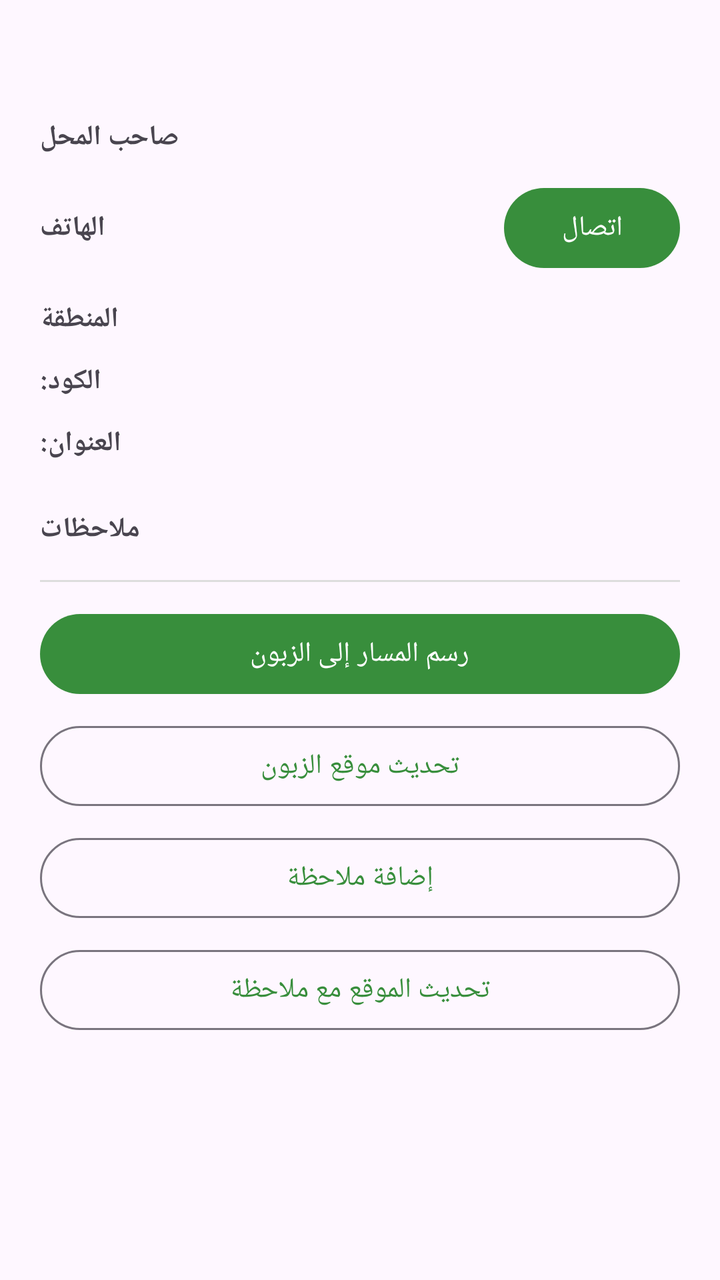
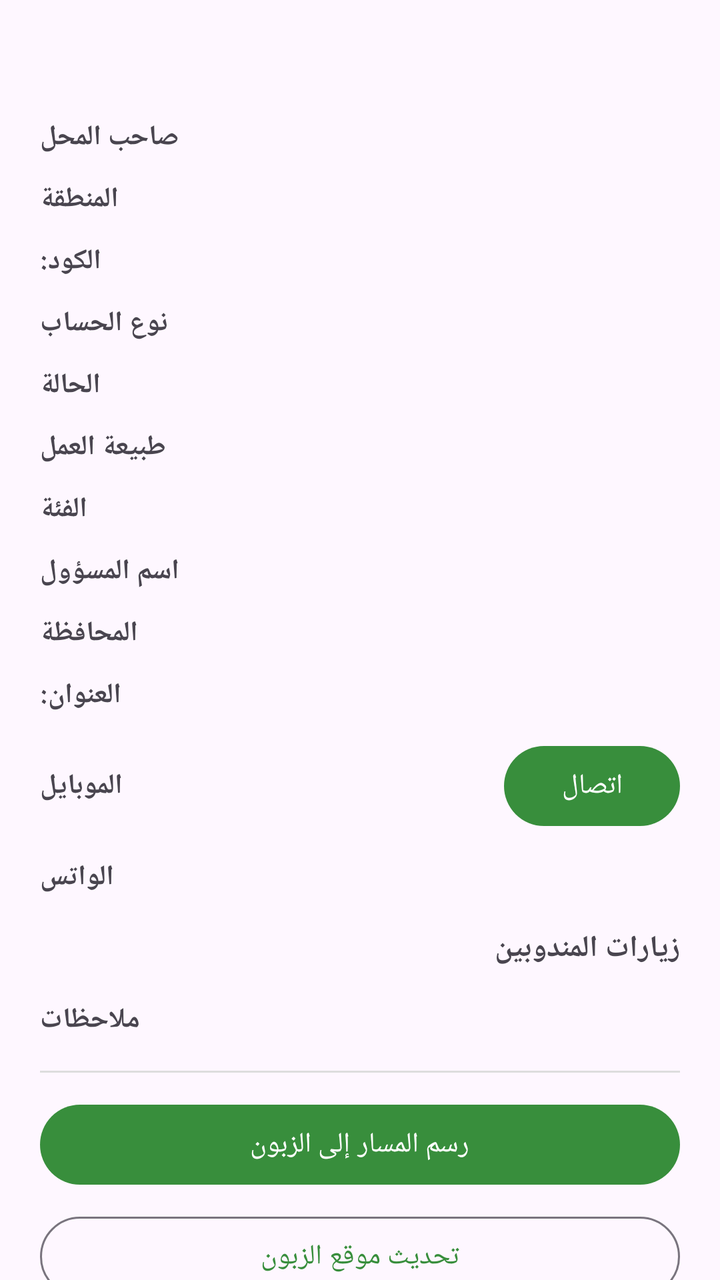

Compare the two renders of this Android layout. The source of the first and the diff that turns it into the second are given below.
<!-- AndroidManifest.xml: application theme Theme.RepGuide -->
<!-- res/layout/dialog_store.xml -->
<?xml version="1.0" encoding="utf-8"?>
<LinearLayout xmlns:android="http://schemas.android.com/apk/res/android"
    android:layout_width="match_parent"
    android:layout_height="wrap_content"
    android:orientation="vertical"
    android:padding="20dp">

    <TextView
        android:id="@+id/storeNameText"
        android:layout_width="match_parent"
        android:layout_height="wrap_content"
        android:textColor="?attr/colorPrimary"
        android:textSize="20sp"
        android:textStyle="bold" />

    <LinearLayout
        android:id="@+id/rowOwner"
        android:layout_width="match_parent"
        android:layout_height="wrap_content"
        android:layout_marginTop="12dp"
        android:orientation="horizontal">

        <TextView
            android:layout_width="wrap_content"
            android:layout_height="wrap_content"
            android:text="@string/owner_name"
            android:textStyle="bold" />

        <TextView
            android:id="@+id/ownerValue"
            android:layout_width="0dp"
            android:layout_height="wrap_content"
            android:layout_marginStart="8dp"
            android:layout_weight="1" />
    </LinearLayout>

    <LinearLayout
        android:id="@+id/rowPhone"
        android:layout_width="match_parent"
        android:layout_height="wrap_content"
        android:layout_marginTop="12dp"
        android:gravity="center_vertical"
        android:orientation="horizontal">

        <TextView
            android:layout_width="wrap_content"
            android:layout_height="wrap_content"
            android:text="@string/phone"
            android:textStyle="bold" />

        <TextView
            android:id="@+id/phoneValue"
            android:layout_width="0dp"
            android:layout_height="wrap_content"
            android:layout_marginStart="8dp"
            android:layout_weight="1" />

        <com.google.android.material.button.MaterialButton
            android:id="@+id/callButton"
            android:layout_width="wrap_content"
            android:layout_height="wrap_content"
            android:text="@string/call" />
    </LinearLayout>

    <LinearLayout
        android:id="@+id/rowRegion"
        android:layout_width="match_parent"
        android:layout_height="wrap_content"
        android:layout_marginTop="12dp"
        android:orientation="horizontal">

        <TextView
            android:layout_width="wrap_content"
            android:layout_height="wrap_content"
            android:text="@string/region"
            android:textStyle="bold" />

        <TextView
            android:id="@+id/regionValue"
            android:layout_width="0dp"
            android:layout_height="wrap_content"
            android:layout_marginStart="8dp"
            android:layout_weight="1" />
    </LinearLayout>

    <LinearLayout
        android:id="@+id/rowCode"
        android:layout_width="match_parent"
        android:layout_height="wrap_content"
        android:layout_marginTop="12dp"
        android:orientation="horizontal">

        <TextView
            android:layout_width="wrap_content"
            android:layout_height="wrap_content"
            android:text="@string/customer_code"
            android:textStyle="bold" />

        <TextView
            android:id="@+id/codeValue"
            android:layout_width="0dp"
            android:layout_height="wrap_content"
            android:layout_marginStart="8dp"
            android:layout_weight="1" />
    </LinearLayout>

    <LinearLayout
        android:id="@+id/rowAddress"
        android:layout_width="match_parent"
        android:layout_height="wrap_content"
        android:layout_marginTop="12dp"
        android:orientation="horizontal">

        <TextView
            android:layout_width="wrap_content"
            android:layout_height="wrap_content"
            android:text="@string/address"
            android:textStyle="bold" />

        <TextView
            android:id="@+id/addressValue"
            android:layout_width="0dp"
            android:layout_height="wrap_content"
            android:layout_marginStart="8dp"
            android:layout_weight="1" />
    </LinearLayout>

    <LinearLayout
        android:id="@+id/basketsContainer"
        android:layout_width="match_parent"
        android:layout_height="wrap_content"
        android:layout_marginTop="12dp"
        android:orientation="vertical" />

    <LinearLayout
        android:id="@+id/rowNotes"
        android:layout_width="match_parent"
        android:layout_height="wrap_content"
        android:layout_marginTop="12dp"
        android:orientation="horizontal">

        <TextView
            android:layout_width="wrap_content"
            android:layout_height="wrap_content"
            android:text="@string/notes"
            android:textStyle="bold" />

        <TextView
            android:id="@+id/notesValue"
            android:layout_width="0dp"
            android:layout_height="wrap_content"
            android:layout_marginStart="8dp"
            android:layout_weight="1" />
    </LinearLayout>

    <View
        android:layout_width="match_parent"
        android:layout_height="1dp"
        android:layout_marginTop="16dp"
        android:background="#DDDDDD" />

    <LinearLayout
        android:layout_width="match_parent"
        android:layout_height="wrap_content"
        android:layout_marginTop="12dp"
        android:orientation="vertical">

        <com.google.android.material.button.MaterialButton
            android:id="@+id/drawRouteButton"
            android:layout_width="match_parent"
            android:layout_height="wrap_content"
            android:text="@string/draw_route" />

        <com.google.android.material.button.MaterialButton
            android:id="@+id/updateLocationButton"
            style="@style/Widget.Material3.Button.OutlinedButton"
            android:layout_width="match_parent"
            android:layout_height="wrap_content"
            android:layout_marginTop="8dp"
            android:text="@string/update_location" />

        <com.google.android.material.button.MaterialButton
            android:id="@+id/addNoteButton"
            style="@style/Widget.Material3.Button.OutlinedButton"
            android:layout_width="match_parent"
            android:layout_height="wrap_content"
            android:layout_marginTop="8dp"
            android:text="@string/add_note" />

        <com.google.android.material.button.MaterialButton
            android:id="@+id/updateBothButton"
            style="@style/Widget.Material3.Button.OutlinedButton"
            android:layout_width="match_parent"
            android:layout_height="wrap_content"
            android:layout_marginTop="8dp"
            android:text="@string/update_location_with_note" />
    </LinearLayout>
</LinearLayout>
<!-- resources referenced by this layout -->
<resources>
  <string name="add_note">إضافة ملاحظة</string>
  <string name="address">العنوان:</string>
  <string name="call">اتصال</string>
  <string name="customer_code">الكود:</string>
  <string name="draw_route">رسم المسار إلى الزبون</string>
  <string name="notes">ملاحظات</string>
  <string name="owner_name">صاحب المحل</string>
  <string name="phone">الهاتف</string>
  <string name="region">المنطقة</string>
  <string name="update_location">تحديث موقع الزبون</string>
  <string name="update_location_with_note">تحديث الموقع مع ملاحظة</string>
  <style name="Theme.RepGuide" parent="Theme.Material3.DayNight.NoActionBar">
          <item name="colorPrimary">@color/green_700</item>
          <item name="colorOnPrimary">@color/white</item>
          <item name="colorPrimaryContainer">@color/green_900</item>
          <item name="colorSecondary">@color/amber_500</item>
      </style>
  <color name="green_700">#388E3C</color>
  <color name="white">#FFFFFF</color>
  <color name="green_900">#1B5E20</color>
  <color name="amber_500">#FFC107</color>
</resources>

<!-- the commit's change to res/layout/dialog_store.xml (unified diff, before → after) -->
@@ -1,198 +1,359 @@
 <?xml version="1.0" encoding="utf-8"?>
-<LinearLayout xmlns:android="http://schemas.android.com/apk/res/android"
+<androidx.core.widget.NestedScrollView xmlns:android="http://schemas.android.com/apk/res/android"
     android:layout_width="match_parent"
-    android:layout_height="wrap_content"
-    android:orientation="vertical"
-    android:padding="20dp">
-
-    <TextView
-        android:id="@+id/storeNameText"
-        android:layout_width="match_parent"
-        android:layout_height="wrap_content"
-        android:textColor="?attr/colorPrimary"
-        android:textSize="20sp"
-        android:textStyle="bold" />
-
-    <LinearLayout
-        android:id="@+id/rowOwner"
-        android:layout_width="match_parent"
-        android:layout_height="wrap_content"
-        android:layout_marginTop="12dp"
-        android:orientation="horizontal">
-
-        <TextView
-            android:layout_width="wrap_content"
-            android:layout_height="wrap_content"
-            android:text="@string/owner_name"
-            android:textStyle="bold" />
-
-        <TextView
-            android:id="@+id/ownerValue"
-            android:layout_width="0dp"
-            android:layout_height="wrap_content"
-            android:layout_marginStart="8dp"
-            android:layout_weight="1" />
-    </LinearLayout>
-
-    <LinearLayout
-        android:id="@+id/rowPhone"
-        android:layout_width="match_parent"
-        android:layout_height="wrap_content"
-        android:layout_marginTop="12dp"
-        android:gravity="center_vertical"
-        android:orientation="horizontal">
-
-        <TextView
-            android:layout_width="wrap_content"
-            android:layout_height="wrap_content"
-            android:text="@string/phone"
-            android:textStyle="bold" />
-
-        <TextView
-            android:id="@+id/phoneValue"
-            android:layout_width="0dp"
-            android:layout_height="wrap_content"
-            android:layout_marginStart="8dp"
-            android:layout_weight="1" />
-
-        <com.google.android.material.button.MaterialButton
-            android:id="@+id/callButton"
-            android:layout_width="wrap_content"
-            android:layout_height="wrap_content"
-            android:text="@string/call" />
-    </LinearLayout>
-
-    <LinearLayout
-        android:id="@+id/rowRegion"
-        android:layout_width="match_parent"
-        android:layout_height="wrap_content"
-        android:layout_marginTop="12dp"
-        android:orientation="horizontal">
-
-        <TextView
-            android:layout_width="wrap_content"
-            android:layout_height="wrap_content"
-            android:text="@string/region"
-            android:textStyle="bold" />
-
-        <TextView
-            android:id="@+id/regionValue"
-            android:layout_width="0dp"
-            android:layout_height="wrap_content"
-            android:layout_marginStart="8dp"
-            android:layout_weight="1" />
-    </LinearLayout>
-
-    <LinearLayout
-        android:id="@+id/rowCode"
-        android:layout_width="match_parent"
-        android:layout_height="wrap_content"
-        android:layout_marginTop="12dp"
-        android:orientation="horizontal">
-
-        <TextView
-            android:layout_width="wrap_content"
-            android:layout_height="wrap_content"
-            android:text="@string/customer_code"
-            android:textStyle="bold" />
-
-        <TextView
-            android:id="@+id/codeValue"
-            android:layout_width="0dp"
-            android:layout_height="wrap_content"
-            android:layout_marginStart="8dp"
-            android:layout_weight="1" />
-    </LinearLayout>
-
-    <LinearLayout
-        android:id="@+id/rowAddress"
-        android:layout_width="match_parent"
-        android:layout_height="wrap_content"
-        android:layout_marginTop="12dp"
-        android:orientation="horizontal">
-
-        <TextView
-            android:layout_width="wrap_content"
-            android:layout_height="wrap_content"
-            android:text="@string/address"
-            android:textStyle="bold" />
-
-        <TextView
-            android:id="@+id/addressValue"
-            android:layout_width="0dp"
-            android:layout_height="wrap_content"
-            android:layout_marginStart="8dp"
-            android:layout_weight="1" />
-    </LinearLayout>
-
-    <LinearLayout
-        android:id="@+id/basketsContainer"
-        android:layout_width="match_parent"
-        android:layout_height="wrap_content"
-        android:layout_marginTop="12dp"
-        android:orientation="vertical" />
-
-    <LinearLayout
-        android:id="@+id/rowNotes"
-        android:layout_width="match_parent"
-        android:layout_height="wrap_content"
-        android:layout_marginTop="12dp"
-        android:orientation="horizontal">
-
-        <TextView
-            android:layout_width="wrap_content"
-            android:layout_height="wrap_content"
-            android:text="@string/notes"
-            android:textStyle="bold" />
-
-        <TextView
-            android:id="@+id/notesValue"
-            android:layout_width="0dp"
-            android:layout_height="wrap_content"
-            android:layout_marginStart="8dp"
-            android:layout_weight="1" />
-    </LinearLayout>
-
-    <View
-        android:layout_width="match_parent"
-        android:layout_height="1dp"
-        android:layout_marginTop="16dp"
-        android:background="#DDDDDD" />
+    android:layout_height="wrap_content">
 
     <LinearLayout
         android:layout_width="match_parent"
         android:layout_height="wrap_content"
-        android:layout_marginTop="12dp"
-        android:orientation="vertical">
-
-        <com.google.android.material.button.MaterialButton
-            android:id="@+id/drawRouteButton"
-            android:layout_width="match_parent"
-            android:layout_height="wrap_content"
-            android:text="@string/draw_route" />
-
-        <com.google.android.material.button.MaterialButton
-            android:id="@+id/updateLocationButton"
-            style="@style/Widget.Material3.Button.OutlinedButton"
-            android:layout_width="match_parent"
-            android:layout_height="wrap_content"
-            android:layout_marginTop="8dp"
-            android:text="@string/update_location" />
-
-        <com.google.android.material.button.MaterialButton
-            android:id="@+id/addNoteButton"
-            style="@style/Widget.Material3.Button.OutlinedButton"
-            android:layout_width="match_parent"
-            android:layout_height="wrap_content"
-            android:layout_marginTop="8dp"
-            android:text="@string/add_note" />
-
-        <com.google.android.material.button.MaterialButton
-            android:id="@+id/updateBothButton"
-            style="@style/Widget.Material3.Button.OutlinedButton"
-            android:layout_width="match_parent"
-            android:layout_height="wrap_content"
-            android:layout_marginTop="8dp"
-            android:text="@string/update_location_with_note" />
+        android:orientation="vertical"
+        android:padding="20dp">
+
+        <TextView
+            android:id="@+id/storeNameText"
+            android:layout_width="match_parent"
+            android:layout_height="wrap_content"
+            android:textColor="?attr/colorPrimary"
+            android:textSize="20sp"
+            android:textStyle="bold" />
+
+        <LinearLayout
+            android:id="@+id/rowOwner"
+            android:layout_width="match_parent"
+            android:layout_height="wrap_content"
+            android:layout_marginTop="12dp"
+            android:orientation="horizontal">
+
+            <TextView
+                android:layout_width="wrap_content"
+                android:layout_height="wrap_content"
+                android:text="@string/owner_name"
+                android:textStyle="bold" />
+
+            <TextView
+                android:id="@+id/ownerValue"
+                android:layout_width="0dp"
+                android:layout_height="wrap_content"
+                android:layout_marginStart="8dp"
+                android:layout_weight="1" />
+        </LinearLayout>
+
+        <LinearLayout
+            android:id="@+id/rowRegion"
+            android:layout_width="match_parent"
+            android:layout_height="wrap_content"
+            android:layout_marginTop="12dp"
+            android:orientation="horizontal">
+
+            <TextView
+                android:layout_width="wrap_content"
+                android:layout_height="wrap_content"
+                android:text="@string/region"
+                android:textStyle="bold" />
+
+            <TextView
+                android:id="@+id/regionValue"
+                android:layout_width="0dp"
+                android:layout_height="wrap_content"
+                android:layout_marginStart="8dp"
+                android:layout_weight="1" />
+        </LinearLayout>
+
+        <LinearLayout
+            android:id="@+id/rowCode"
+            android:layout_width="match_parent"
+            android:layout_height="wrap_content"
+            android:layout_marginTop="12dp"
+            android:orientation="horizontal">
+
+            <TextView
+                android:layout_width="wrap_content"
+                android:layout_height="wrap_content"
+                android:text="@string/customer_code"
+                android:textStyle="bold" />
+
+            <TextView
+                android:id="@+id/codeValue"
+                android:layout_width="0dp"
+                android:layout_height="wrap_content"
+                android:layout_marginStart="8dp"
+                android:layout_weight="1" />
+        </LinearLayout>
+
+        <LinearLayout
+            android:id="@+id/rowAccountType"
+            android:layout_width="match_parent"
+            android:layout_height="wrap_content"
+            android:layout_marginTop="12dp"
+            android:orientation="horizontal">
+
+            <TextView
+                android:layout_width="wrap_content"
+                android:layout_height="wrap_content"
+                android:text="@string/account_type"
+                android:textStyle="bold" />
+
+            <TextView
+                android:id="@+id/accountTypeValue"
+                android:layout_width="0dp"
+                android:layout_height="wrap_content"
+                android:layout_marginStart="8dp"
+                android:layout_weight="1" />
+        </LinearLayout>
+
+        <LinearLayout
+            android:id="@+id/rowStatus"
+            android:layout_width="match_parent"
+            android:layout_height="wrap_content"
+            android:layout_marginTop="12dp"
+            android:orientation="horizontal">
+
+            <TextView
+                android:layout_width="wrap_content"
+                android:layout_height="wrap_content"
+                android:text="@string/status"
+                android:textStyle="bold" />
+
+            <TextView
+                android:id="@+id/statusValue"
+                android:layout_width="0dp"
+                android:layout_height="wrap_content"
+                android:layout_marginStart="8dp"
+                android:layout_weight="1" />
+        </LinearLayout>
+
+        <LinearLayout
+            android:id="@+id/rowCategory"
+            android:layout_width="match_parent"
+            android:layout_height="wrap_content"
+            android:layout_marginTop="12dp"
+            android:orientation="horizontal">
+
+            <TextView
+                android:layout_width="wrap_content"
+                android:layout_height="wrap_content"
+                android:text="@string/category"
+                android:textStyle="bold" />
+
+            <TextView
+                android:id="@+id/categoryValue"
+                android:layout_width="0dp"
+                android:layout_height="wrap_content"
+                android:layout_marginStart="8dp"
+                android:layout_weight="1" />
+        </LinearLayout>
+
+        <LinearLayout
+            android:id="@+id/rowShopClass"
+            android:layout_width="match_parent"
+            android:layout_height="wrap_content"
+            android:layout_marginTop="12dp"
+            android:orientation="horizontal">
+
+            <TextView
+                android:layout_width="wrap_content"
+                android:layout_height="wrap_content"
+                android:text="@string/shop_class"
+                android:textStyle="bold" />
+
+            <TextView
+                android:id="@+id/shopClassValue"
+                android:layout_width="0dp"
+                android:layout_height="wrap_content"
+                android:layout_marginStart="8dp"
+                android:layout_weight="1" />
+        </LinearLayout>
+
+        <LinearLayout
+            android:id="@+id/rowManager"
+            android:layout_width="match_parent"
+            android:layout_height="wrap_content"
+            android:layout_marginTop="12dp"
+            android:orientation="horizontal">
+
+            <TextView
+                android:layout_width="wrap_content"
+                android:layout_height="wrap_content"
+                android:text="@string/manager_name"
+                android:textStyle="bold" />
+
+            <TextView
+                android:id="@+id/managerValue"
+                android:layout_width="0dp"
+                android:layout_height="wrap_content"
+                android:layout_marginStart="8dp"
+                android:layout_weight="1" />
+        </LinearLayout>
+
+        <LinearLayout
+            android:id="@+id/rowGovernate"
+            android:layout_width="match_parent"
+            android:layout_height="wrap_content"
+            android:layout_marginTop="12dp"
+            android:orientation="horizontal">
+
+            <TextView
+                android:layout_width="wrap_content"
+                android:layout_height="wrap_content"
+                android:text="@string/governate"
+                android:textStyle="bold" />
+
+            <TextView
+                android:id="@+id/governateValue"
+                android:layout_width="0dp"
+                android:layout_height="wrap_content"
+                android:layout_marginStart="8dp"
+                android:layout_weight="1" />
+        </LinearLayout>
+
+        <LinearLayout
+            android:id="@+id/rowAddress"
+            android:layout_width="match_parent"
+            android:layout_height="wrap_content"
+            android:layout_marginTop="12dp"
+            android:orientation="horizontal">
+
+            <TextView
+                android:layout_width="wrap_content"
+                android:layout_height="wrap_content"
+                android:text="@string/address"
+                android:textStyle="bold" />
+
+            <TextView
+                android:id="@+id/addressValue"
+                android:layout_width="0dp"
+                android:layout_height="wrap_content"
+                android:layout_marginStart="8dp"
+                android:layout_weight="1" />
+        </LinearLayout>
+
+        <LinearLayout
+            android:id="@+id/rowPhone"
+            android:layout_width="match_parent"
+            android:layout_height="wrap_content"
+            android:layout_marginTop="12dp"
+            android:gravity="center_vertical"
+            android:orientation="horizontal">
+
+            <TextView
+                android:layout_width="wrap_content"
+                android:layout_height="wrap_content"
+                android:text="@string/phone"
+                android:textStyle="bold" />
+
+            <TextView
+                android:id="@+id/phoneValue"
+                android:layout_width="0dp"
+                android:layout_height="wrap_content"
+                android:layout_marginStart="8dp"
+                android:layout_weight="1" />
+
+            <com.google.android.material.button.MaterialButton
+                android:id="@+id/callButton"
+                android:layout_width="wrap_content"
+                android:layout_height="wrap_content"
+                android:text="@string/call" />
+        </LinearLayout>
+
+        <LinearLayout
+            android:id="@+id/rowWhatsapp"
+            android:layout_width="match_parent"
+            android:layout_height="wrap_content"
+            android:layout_marginTop="12dp"
+            android:orientation="horizontal">
+
+            <TextView
+                android:layout_width="wrap_content"
+                android:layout_height="wrap_content"
+                android:text="@string/whatsapp"
+                android:textStyle="bold" />
+
+            <TextView
+                android:id="@+id/whatsappValue"
+                android:layout_width="0dp"
+                android:layout_height="wrap_content"
+                android:layout_marginStart="8dp"
+                android:layout_weight="1" />
+        </LinearLayout>
+
+        <TextView
+            android:id="@+id/visitsTitle"
+            android:layout_width="match_parent"
+            android:layout_height="wrap_content"
+            android:layout_marginTop="16dp"
+            android:text="@string/visits_title"
+            android:textSize="15sp"
+            android:textStyle="bold" />
+
+        <LinearLayout
+            android:id="@+id/visitsContainer"
+            android:layout_width="match_parent"
+            android:layout_height="wrap_content"
+            android:layout_marginTop="4dp"
+            android:orientation="vertical" />
+
+        <LinearLayout
+            android:id="@+id/rowNotes"
+            android:layout_width="match_parent"
+            android:layout_height="wrap_content"
+            android:layout_marginTop="12dp"
+            android:orientation="horizontal">
+
+            <TextView
+                android:layout_width="wrap_content"
+                android:layout_height="wrap_content"
+                android:text="@string/notes"
+                android:textStyle="bold" />
+
+            <TextView
+                android:id="@+id/notesValue"
+                android:layout_width="0dp"
+                android:layout_height="wrap_content"
+                android:layout_marginStart="8dp"
+                android:layout_weight="1" />
+        </LinearLayout>
+
+        <View
+            android:layout_width="match_parent"
+            android:layout_height="1dp"
+            android:layout_marginTop="16dp"
+            android:background="#DDDDDD" />
+
+        <LinearLayout
+            android:layout_width="match_parent"
+            android:layout_height="wrap_content"
+            android:layout_marginTop="12dp"
+            android:orientation="vertical">
+
+            <com.google.android.material.button.MaterialButton
+                android:id="@+id/drawRouteButton"
+                android:layout_width="match_parent"
+                android:layout_height="wrap_content"
+                android:text="@string/draw_route" />
+
+            <com.google.android.material.button.MaterialButton
+                android:id="@+id/updateLocationButton"
+                style="@style/Widget.Material3.Button.OutlinedButton"
+                android:layout_width="match_parent"
+                android:layout_height="wrap_content"
+                android:layout_marginTop="8dp"
+                android:text="@string/update_location" />
+
+            <com.google.android.material.button.MaterialButton
+                android:id="@+id/addNoteButton"
+                style="@style/Widget.Material3.Button.OutlinedButton"
+                android:layout_width="match_parent"
+                android:layout_height="wrap_content"
+                android:layout_marginTop="8dp"
+                android:text="@string/add_note" />
+
+            <com.google.android.material.button.MaterialButton
+                android:id="@+id/updateBothButton"
+                style="@style/Widget.Material3.Button.OutlinedButton"
+                android:layout_width="match_parent"
+                android:layout_height="wrap_content"
+                android:layout_marginTop="8dp"
+                android:text="@string/update_location_with_note" />
+        </LinearLayout>
     </LinearLayout>
-</LinearLayout>
+</androidx.core.widget.NestedScrollView>
<!-- resource entries referenced after the edit -->
@@ -1,16 +1,24 @@
 <!-- resources referenced by this layout -->
 <resources>
+  <string name="account_type">نوع الحساب</string>
   <string name="add_note">إضافة ملاحظة</string>
   <string name="address">العنوان:</string>
   <string name="call">اتصال</string>
+  <string name="category">طبيعة العمل</string>
   <string name="customer_code">الكود:</string>
   <string name="draw_route">رسم المسار إلى الزبون</string>
+  <string name="governate">المحافظة</string>
+  <string name="manager_name">اسم المسؤول</string>
   <string name="notes">ملاحظات</string>
   <string name="owner_name">صاحب المحل</string>
-  <string name="phone">الهاتف</string>
+  <string name="phone">الموبايل</string>
   <string name="region">المنطقة</string>
+  <string name="shop_class">الفئة</string>
+  <string name="status">الحالة</string>
   <string name="update_location">تحديث موقع الزبون</string>
   <string name="update_location_with_note">تحديث الموقع مع ملاحظة</string>
+  <string name="visits_title">زيارات المندوبين</string>
+  <string name="whatsapp">الواتس</string>
   <style name="Theme.RepGuide" parent="Theme.Material3.DayNight.NoActionBar">
           <item name="colorPrimary">@color/green_700</item>
           <item name="colorOnPrimary">@color/white</item>
